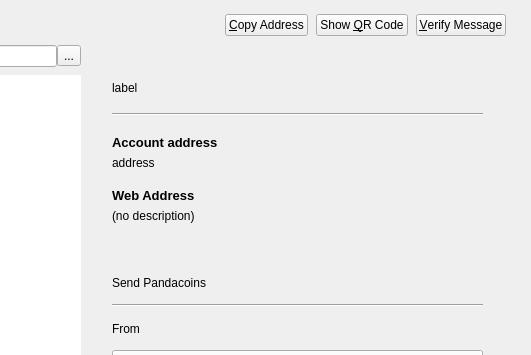
justthedoctor/pandacoin-dev, file src/qt/forms/donationbook.ui: the form before one commit; both pictures show x 362 to 893 and y 0 to 355 of the 893 by 473 pixel window.
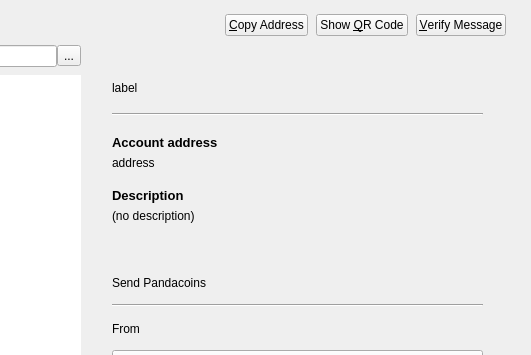
The form after the commit. Icons and pictures are not drawn. Custom widgets are drawn as their Qt base class.

```diff
--- a/src/qt/forms/donationbook.ui
+++ b/src/qt/forms/donationbook.ui
@@ -296,7 +296,7 @@
               </font>
              </property>
              <property name="text">
-              <string notr="true">Web Address</string>
+              <string notr="true">Description</string>
              </property>
             </widget>
            </item>
```
